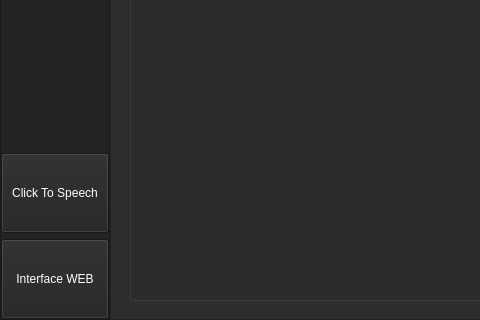
The window that UI/ui_main.ui (monico18/LTI2-Kubernetes-Controller) describes before a commit, drawn with Qt 5; both pictures show x 0 to 480 and y 403 to 723 of the 1168 by 723 pixel window.
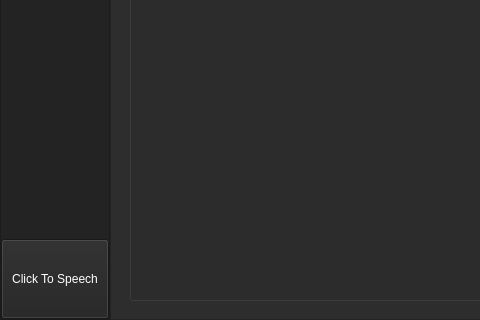
The same window after the commit. The open tabs and pages were chosen to show the change.

What changed in the file:
```diff
--- a/UI/ui_main.ui
+++ b/UI/ui_main.ui
@@ -1410,137 +1410,6 @@
             </property>
            </widget>
           </item>
-          <item>
-           <widget class="QPushButton" name="btn_WEB">
-            <property name="minimumSize">
-             <size>
-              <width>0</width>
-              <height>80</height>
-             </size>
-            </property>
-            <property name="palette">
-             <palette>
-              <active>
-               <colorrole role="Button">
-                <brush brushstyle="SolidPattern">
-                 <color alpha="255">
-                  <red>35</red>
-                  <green>35</green>
-                  <blue>35</blue>
-                 </color>
-                </brush>
-               </colorrole>
-               <colorrole role="ButtonText">
-                <brush brushstyle="SolidPattern">
-                 <color alpha="255">
-                  <red>255</red>
-                  <green>255</green>
-                  <blue>255</blue>
-                 </color>
-                </brush>
-               </colorrole>
-               <colorrole role="Base">
-                <brush brushstyle="SolidPattern">
-                 <color alpha="255">
-                  <red>35</red>
-                  <green>35</green>
-                  <blue>35</blue>
-                 </color>
-                </brush>
-               </colorrole>
-               <colorrole role="Window">
-                <brush brushstyle="SolidPattern">
-                 <color alpha="255">
-                  <red>35</red>
-                  <green>35</green>
-                  <blue>35</blue>
-                 </color>
-                </brush>
-               </colorrole>
-              </active>
-              <inactive>
-               <colorrole role="Button">
-                <brush brushstyle="SolidPattern">
-                 <color alpha="255">
-                  <red>35</red>
-                  <green>35</green>
-                  <blue>35</blue>
-                 </color>
-                </brush>
-               </colorrole>
-               <colorrole role="ButtonText">
-                <brush brushstyle="SolidPattern">
-                 <color alpha="255">
-                  <red>255</red>
-                  <green>255</green>
-                  <blue>255</blue>
-                 </color>
-                </brush>
-               </colorrole>
-               <colorrole role="Base">
-                <brush brushstyle="SolidPattern">
-                 <color alpha="255">
-                  <red>35</red>
-                  <green>35</green>
-                  <blue>35</blue>
-                 </color>
-                </brush>
-               </colorrole>
-               <colorrole role="Window">
-                <brush brushstyle="SolidPattern">
-                 <color alpha="255">
-                  <red>35</red>
-                  <green>35</green>
-                  <blue>35</blue>
-                 </color>
-                </brush>
-               </colorrole>
-              </inactive>
-              <disabled>
-               <colorrole role="Button">
-                <brush brushstyle="SolidPattern">
-                 <color alpha="255">
-                  <red>35</red>
-                  <green>35</green>
-                  <blue>35</blue>
-                 </color>
-                </brush>
-               </colorrole>
-               <colorrole role="ButtonText">
-                <brush brushstyle="SolidPattern">
-                 <color alpha="255">
-                  <red>120</red>
-                  <green>120</green>
-                  <blue>120</blue>
-                 </color>
-                </brush>
-               </colorrole>
-               <colorrole role="Base">
-                <brush brushstyle="SolidPattern">
-                 <color alpha="255">
-                  <red>35</red>
-                  <green>35</green>
-                  <blue>35</blue>
-                 </color>
-                </brush>
-               </colorrole>
-               <colorrole role="Window">
-                <brush brushstyle="SolidPattern">
-                 <color alpha="255">
-                  <red>35</red>
-                  <green>35</green>
-                  <blue>35</blue>
-                 </color>
-                </brush>
-               </colorrole>
-              </disabled>
-             </palette>
-            </property>
-            <property name="text">
-             <string>Interface WEB</string>
-            </property>
-           </widget>
-          </item>
          </layout>
         </widget>
        </item>
```
Left out of the diff: 2 changed lines with no effect on the pictures.
